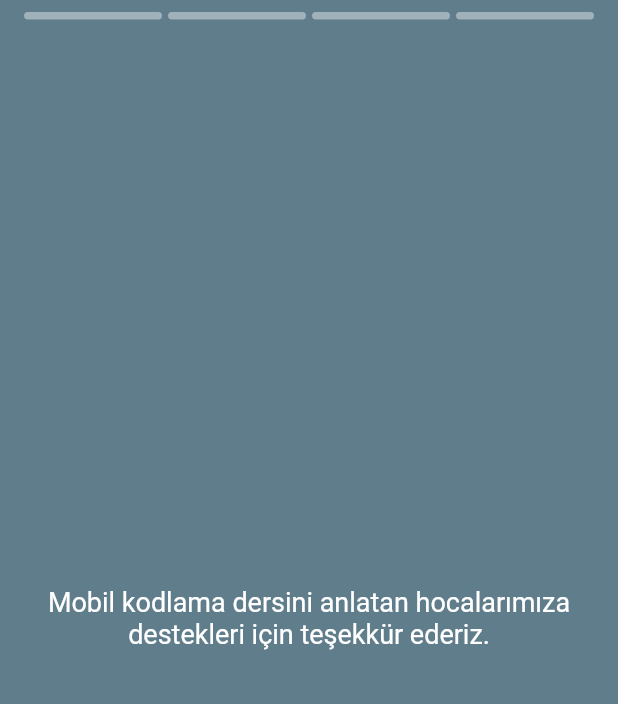
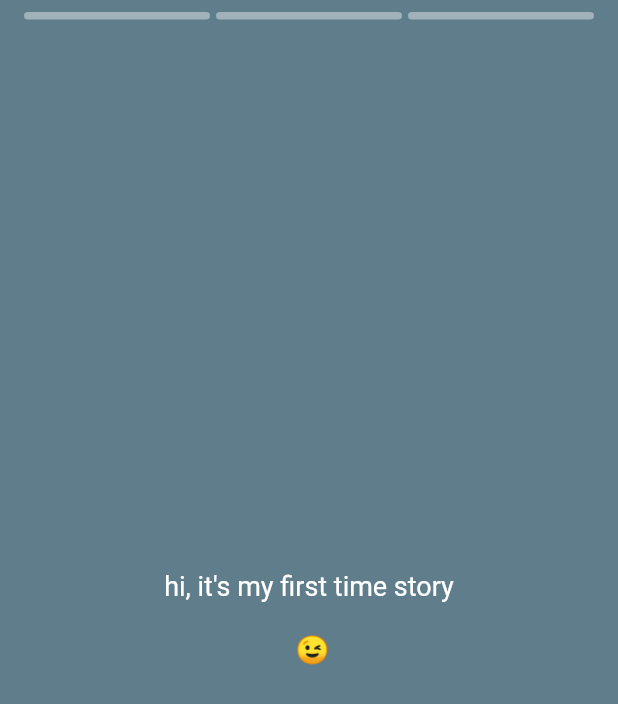
Before and after one commit to reven-erlangga/whatsapp-ui-clone, a Flutter app: the screen it shows after launch, tab 3 chosen, after a tap on "Umut Ocak", on a phone screen of 412 x 824 dp. Shown: the top 704 px of the screen. Run offline on Flutter 3.47's test engine with Material 2 defaults, Android fonts, the light colour scheme and no system bars; drawn by our look-alikes of story_view; our stand-ins replace faker; missing offline and left inert: flutter_initicon.

Commit message:
fix: some file in story page view

```diff
--- a/lib/pages/story_page_view.dart
+++ b/lib/pages/story_page_view.dart
@@ -15,19 +15,14 @@ class _StoryPageViewState extends State<StoryPageView> {
   Widget build(BuildContext context) {
     final List<StoryItem> storyItems = [
       StoryItem.text(
-          title:
-              '''Mobil kodlama dersini anlatan hocalarımıza destekleri için teşekkür ederiz.''',
-          backgroundColor: Colors.blueGrey),
-      StoryItem.text(
-          title:
-              "Bize elbette tebrik etmek düşer. Daha iyilerini yapacağından şüphemiz yok \n\n #Mobil Kodlama dersini anlatan hocalar. \n😉",
+          title: "hi, it's my first time story \n\n 😉",
           backgroundColor: Colors.blueGrey),
       StoryItem.pageImage(
           url:
               "https://images.unsplash.com/photo-1553531384-cc64ac80f931?ixid=MnwxMjA3fDF8MHxzZWFyY2h8MXx8bW91bnRhaW58ZW58MHx8MHx8&ixlib=rb-1.2.1&auto=format&fit=crop&w=500&q=60",
           controller: controller),
       StoryItem.pageImage(
-          url: "https://wp-modula.com/wp-content/uploads/2018/12/gifgif.gif",
+          url: "https://media.giphy.com/media/ErZ8hv5eO92JW/giphy.gif",
           controller: controller,
           imageFit: BoxFit.contain),
     ];
```
